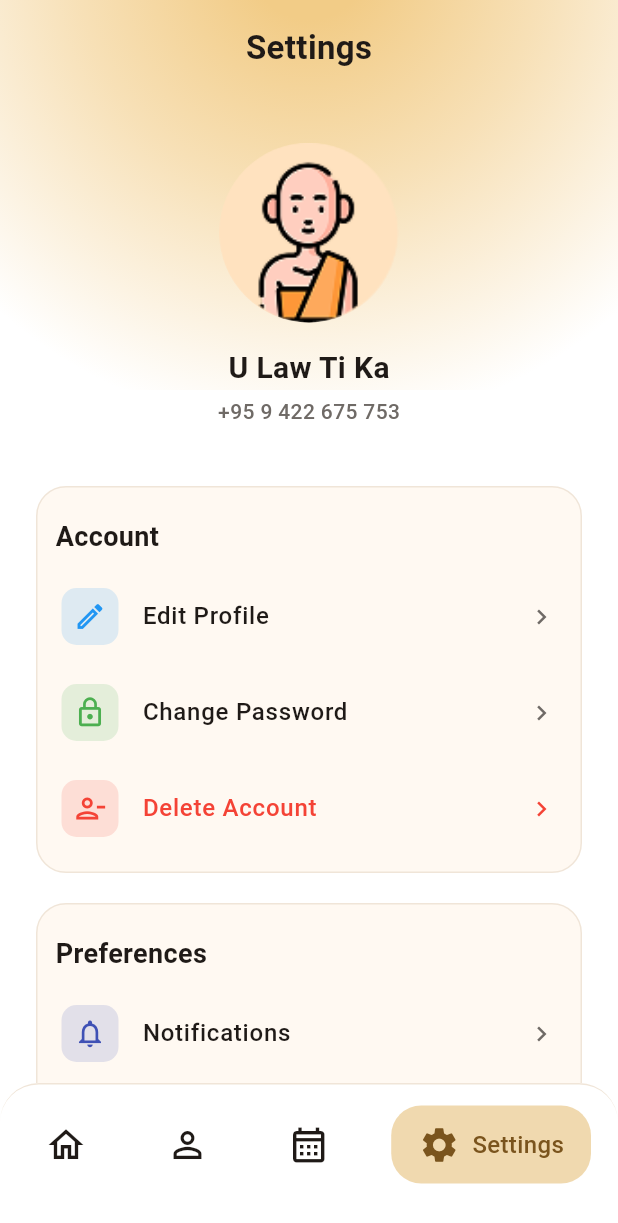
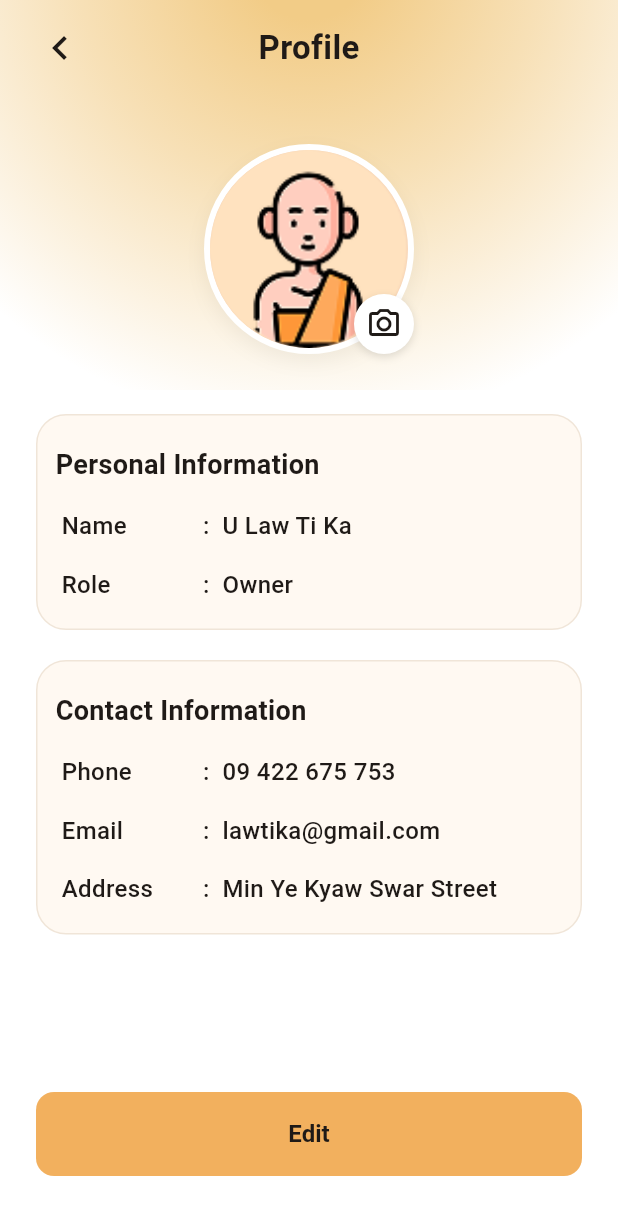
Before and after one commit to one-project-one-month/HsumChaint_Flutter, a Flutter app: the screen it shows after launch, after a tap on "Edit Profile", on a phone screen of 412 x 824 dp. Shown: the top 1223 px of the screen. Run offline on Flutter 3.47's test engine with Material 3 defaults, Android fonts, the phone set to English and light mode, and no system bars; our stand-ins replace dio, get, go_router, table_calendar; accounts and stored records are empty.

Commit message:
Implement Settings, Profile, and Edit Profile screens with navigation and reusable components

```diff
--- a/lib/core/navigation/app_router.dart
+++ b/lib/core/navigation/app_router.dart
@@ -14,6 +14,8 @@ import 'package:hsum_chaint/features/home/screens/space/create_space.dart';
 import 'package:hsum_chaint/features/home/screens/space/edit_space.dart';
 import 'package:hsum_chaint/features/home/screens/space/space_info_screen.dart';
 import 'package:hsum_chaint/features/home/screens/space/space_screen.dart';
+import 'package:hsum_chaint/features/settings/presentation/screens/edit_profile_screen.dart';
+import 'package:hsum_chaint/features/settings/presentation/screens/profile_screen.dart';
 import 'package:hsum_chaint/features/settings/presentation/screens/settings_screen.dart';
 import 'package:hsum_chaint/presentation/screens/splash/splash_screen.dart';
 import 'package:hsum_chaint/presentation/screens/welcome/welcome_screen.dart';
@@ -122,6 +124,16 @@ class AppRouter {
         name: AppRoutes.settingsName,
         builder: (context, state) => const SettingsScreen(),
       ),
+      GoRoute(
+        path: AppRoutes.editProfilePath,
+        name: AppRoutes.editProfileName,
+        builder: (context, state) => const EditProfileScreen(),
+      ),
+      GoRoute(
+        path: AppRoutes.profilePath,
+        name: AppRoutes.profileName,
+        builder: (context, state) => const ProfileScreen(),
+      ),
     ],
     errorBuilder: (context, state) => RouteErrorScreen(error: state.error),
   );
--- a/lib/core/navigation/app_routes.dart
+++ b/lib/core/navigation/app_routes.dart
@@ -10,6 +10,8 @@ abstract final class AppRoutes {
   static const String changePasswordName = 'change_password';
   static const String resetPasswordName = 'reset_password';
   static const String settingsName = 'settings';
+  static const String editProfileName = 'edit_profile';
+  static const String profileName = 'profile';
 
   //Home
   static const String createSpaceName = 'create_space';
@@ -29,6 +31,8 @@ abstract final class AppRoutes {
   static const String changePasswordPath = '/change_password';
   static const String resetPasswordPath = '/reset_password';
   static const String settingsPath = '/settings';
+  static const String editProfilePath = '/edit_profile';
+  static const String profilePath = '/profile';
 
   //Home
   static const String createSpacePath = '/create_space';
--- /dev/null
+++ b/lib/features/settings/presentation/screens/profile_screen.dart
@@ -0,0 +1,144 @@
+import 'package:flutter/material.dart';
+import 'package:go_router/go_router.dart';
+import 'package:hsum_chaint/core/navigation/app_routes.dart';
+import 'package:hsum_chaint/utils/extensions/screen_extensions.dart';
+import 'package:hsum_chaint/presentation/widgets/profile_info_row.dart';
+import 'package:hsum_chaint/presentation/widgets/setting_section.dart';
+import 'package:hsum_chaint/presentation/widgets/settings_action_button.dart';
+import 'package:hsum_chaint/presentation/widgets/top_glow.dart';
+
+class ProfileScreen extends StatelessWidget {
+  const ProfileScreen({super.key});
+
+  @override
+  Widget build(BuildContext context) {
+    return Column(
+      children: [
+        Expanded(
+          child: Stack(
+            children: [
+              const Positioned(top: 0, left: 0, right: 0, child: TopGlow()),
+              SafeArea(
+                child: SingleChildScrollView(
+                  padding: const EdgeInsets.symmetric(horizontal: 24),
+                  child: Column(
+                    children: [
+                      _buildAppBar(context),
+                      const SizedBox(height: 32),
+                      _buildProfileImage(),
+                      const SizedBox(height: 40),
+                      SettingSection(
+                        title: 'Personal Information',
+                        children: const [
+                          ProfileInfoRow(label: 'Name', value: 'U Law Ti Ka'),
+                          ProfileInfoRow(label: 'Role', value: 'Owner'),
+                        ],
+                      ),
+                      SettingSection(
+                        title: 'Contact Information',
+                        children: const [
+                          ProfileInfoRow(label: 'Phone', value: '09 422 675 753'),
+                          ProfileInfoRow(label: 'Email', value: 'lawtika@gmail.com'),
+                          ProfileInfoRow(label: 'Address', value: 'Min Ye Kyaw Swar Street'),
+                        ],
+                      ),
+                    ],
+                  ),
+                ),
+              ),
+            ],
+          ),
+        ),
+        _buildBottomButton(context),
+      ],
+    ).screen(context: context);
+  }
+
+  Widget _buildAppBar(BuildContext context) {
+    return Padding(
+      padding: const EdgeInsets.symmetric(vertical: 16),
+      child: Stack(
+        alignment: Alignment.center,
+        children: [
+          Align(
+            alignment: Alignment.centerLeft,
+            child: GestureDetector(
+              onTap: () => Navigator.of(context).pop(),
+              child: const Icon(Icons.chevron_left, size: 32, color: Color(0xFF1F1A17)),
+            ),
+          ),
+          const Text(
+            'Profile',
+            style: TextStyle(
+              fontSize: 22,
+              fontWeight: FontWeight.w700,
+              color: Color(0xFF1F1A17),
+            ),
+          ),
+        ],
+      ),
+    );
+  }
+
+  Widget _buildProfileImage() {
+    return Stack(
+      children: [
+        Container(
+          width: 140,
+          height: 140,
+          decoration: BoxDecoration(
+            shape: BoxShape.circle,
+            color: const Color(0xFFF7D6B8),
+            border: Border.all(color: Colors.white, width: 4),
+            boxShadow: [
+              BoxShadow(
+                color: Colors.black.withOpacity(0.05),
+                blurRadius: 10,
+                offset: const Offset(0, 5),
+              ),
+            ],
+          ),
+          child: ClipOval(
+            child: Image.asset(
+              'assets/uzine.png',
+              fit: BoxFit.cover,
+            ),
+          ),
+        ),
+        Positioned(
+          bottom: 0,
+          right: 0,
+          child: Container(
+            padding: const EdgeInsets.all(8),
+            decoration: const BoxDecoration(
+              color: Colors.white,
+              shape: BoxShape.circle,
+              boxShadow: [
+                BoxShadow(
+                  color: Colors.black12,
+                  blurRadius: 4,
+                  offset: Offset(0, 2),
+                ),
+              ],
+            ),
+            child: const Icon(
+              Icons.camera_alt_outlined,
+              size: 24,
+              color: Color(0xFF1F1A17),
+            ),
+          ),
+        ),
+      ],
+    );
+  }
+
+  Widget _buildBottomButton(BuildContext context) {
+    return Padding(
+      padding: const EdgeInsets.fromLTRB(24, 16, 24, 40),
+      child: SettingsActionButton(
+        text: 'Edit',
+        onPressed: () => context.push(AppRoutes.editProfilePath),
+      ),
+    );
+  }
+}
--- a/lib/features/settings/presentation/screens/settings_screen.dart
+++ b/lib/features/settings/presentation/screens/settings_screen.dart
@@ -1,4 +1,6 @@
 import 'package:flutter/material.dart';
+import 'package:go_router/go_router.dart';
+import 'package:hsum_chaint/core/navigation/app_routes.dart';
 import 'package:hsum_chaint/utils/extensions/screen_extensions.dart';
 import 'package:hsum_chaint/presentation/widgets/setting_item.dart';
 import 'package:hsum_chaint/presentation/widgets/setting_section.dart';
@@ -22,9 +24,9 @@ class SettingsScreen extends StatelessWidget {
                     children: [
                       _buildAppBar(),
                       const SizedBox(height: 32),
-                      _buildProfileHeader(),
+                       _buildProfileHeader(context),
                       const SizedBox(height: 40),
-                      _buildAccountSection(),
+                      _buildAccountSection(context),
                       _buildPreferencesSection(),
                       _buildScheduleSection(),
                       _buildLogoutButton(),
@@ -56,8 +58,10 @@ class SettingsScreen extends StatelessWidget {
     );
   }
 
-  Widget _buildProfileHeader() {
-    return Column(
+  Widget _buildProfileHeader(BuildContext context) {
+    return GestureDetector(
+      onTap: () => context.push(AppRoutes.profilePath),
+      child: Column(
         children: [
           Container(
             width: 120,
@@ -67,8 +71,11 @@ class SettingsScreen extends StatelessWidget {
               child: Image.asset(
                 'assets/uzine.png',
                 fit: BoxFit.cover,
-              errorBuilder: (_, __, ___) =>
-                  const Icon(Icons.person, size: 60, color: Color(0xFF7A541D)),
+                errorBuilder: (_, __, ___) => const Icon(
+                  Icons.person,
+                  size: 60,
+                  color: Color(0xFF7A541D),
+                ),
               ),
             ),
           ),
@@ -91,10 +98,11 @@ class SettingsScreen extends StatelessWidget {
             ),
           ),
         ],
+      ),
     );
   }
 
-  Widget _buildAccountSection() {
+  Widget _buildAccountSection(BuildContext context) {
     return SettingSection(
       title: 'Account',
       children: [
@@ -102,7 +110,7 @@ class SettingsScreen extends StatelessWidget {
           icon: Icons.edit_outlined,
           iconBackgroundColor: Colors.blue,
           title: 'Edit Profile',
-          onTap: () {},
+          onTap: () => context.push(AppRoutes.profilePath),
         ),
         SettingItem(
           icon: Icons.lock_outline,
--- /dev/null
+++ b/lib/presentation/widgets/profile_info_row.dart
@@ -0,0 +1,55 @@
+import 'package:flutter/material.dart';
+
+class ProfileInfoRow extends StatelessWidget {
+  const ProfileInfoRow({
+    super.key,
+    required this.label,
+    required this.value,
+    this.labelWidth = 90,
+  });
+
+  final String label;
+  final String value;
+  final double labelWidth;
+
+  @override
+  Widget build(BuildContext context) {
+    return Padding(
+      padding: const EdgeInsets.symmetric(horizontal: 16, vertical: 8),
+      child: Row(
+        crossAxisAlignment: CrossAxisAlignment.start,
+        children: [
+          SizedBox(
+            width: labelWidth,
+            child: Text(
+              label,
+              style: const TextStyle(
+                fontSize: 16,
+                fontWeight: FontWeight.w500,
+                color: Color(0xFF1F1A17),
+              ),
+            ),
+          ),
+          const Text(
+            ' :  ',
+            style: TextStyle(
+              fontSize: 16,
+              fontWeight: FontWeight.w500,
+              color: Color(0xFF1F1A17),
+            ),
+          ),
+          Expanded(
+            child: Text(
+              value,
+              style: const TextStyle(
+                fontSize: 16,
+                fontWeight: FontWeight.w500,
+                color: Color(0xFF1F1A17),
+              ),
+            ),
+          ),
+        ],
+      ),
+    );
+  }
+}
--- /dev/null
+++ b/lib/presentation/widgets/settings_action_button.dart
@@ -0,0 +1,40 @@
+import 'package:flutter/material.dart';
+
+class SettingsActionButton extends StatelessWidget {
+  const SettingsActionButton({
+    super.key,
+    required this.text,
+    required this.onPressed,
+    this.width = double.infinity,
+  });
+
+  final String text;
+  final VoidCallback onPressed;
+  final double width;
+
+  @override
+  Widget build(BuildContext context) {
+    return SizedBox(
+      width: width,
+      height: 56,
+      child: ElevatedButton(
+        onPressed: onPressed,
+        style: ElevatedButton.styleFrom(
+          backgroundColor: const Color(0xFFF2B05E),
+          foregroundColor: const Color(0xFF1F1A17),
+          elevation: 0,
+          shape: RoundedRectangleBorder(
+            borderRadius: BorderRadius.circular(12),
+          ),
+        ),
+        child: Text(
+          text,
+          style: const TextStyle(
+            fontSize: 16,
+            fontWeight: FontWeight.w600,
+          ),
+        ),
+      ),
+    );
+  }
+}
```
Also changed, not shown: lib/features/settings/presentation/screens/edit_profile_screen.dart (added, +189 -0 lines), lib/presentation/widgets/labelled_text_field.dart (added, +50 -0 lines). Lines whose indentation alone changed are shown as unchanged.
